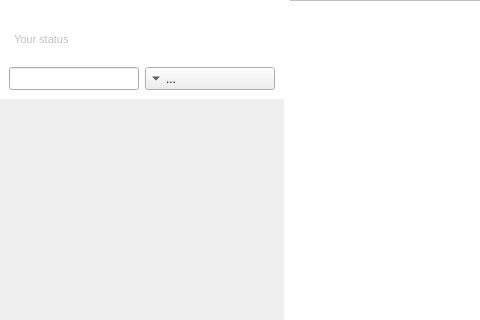
Before: the Qt Designer form src/mainwindow.ui in qTox/qTox, drawn with Qt 5; both pictures show x 0 to 480 and y 0 to 320 of the 775 by 537 pixel window.
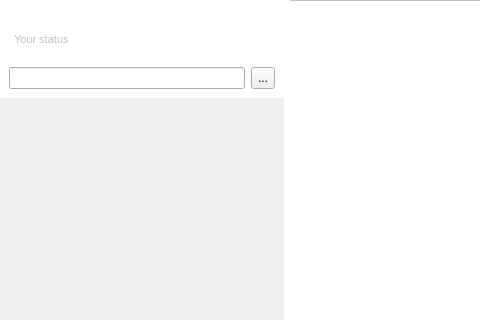
After: the same form once the commit is applied. Icons and pictures are not drawn. Custom widgets are drawn as their Qt base class.

What changed in the file:
```diff
--- a/src/mainwindow.ui
+++ b/src/mainwindow.ui
@@ -1022,7 +1022,7 @@
              <item>
               <widget class="QLineEdit" name="searchContactText">
                <property name="sizePolicy">
-                <sizepolicy hsizetype="MinimumExpanding" vsizetype="Preferred">
+                <sizepolicy hsizetype="Ignored" vsizetype="Preferred">
                  <horstretch>0</horstretch>
                  <verstretch>0</verstretch>
                 </sizepolicy>
@@ -1032,7 +1032,7 @@
              <item>
               <widget class="QToolButton" name="searchContactFilterBox">
                <property name="sizePolicy">
-                <sizepolicy hsizetype="MinimumExpanding" vsizetype="Preferred">
+                <sizepolicy hsizetype="Fixed" vsizetype="Preferred">
                  <horstretch>0</horstretch>
                  <verstretch>0</verstretch>
                 </sizepolicy>
@@ -1047,7 +1047,7 @@
                 <enum>Qt::ToolButtonTextBesideIcon</enum>
                </property>
                <property name="arrowType">
-                <enum>Qt::DownArrow</enum>
+                <enum>Qt::NoArrow</enum>
                </property>
               </widget>
              </item>
@@ -1084,7 +1084,7 @@
             <rect>
              <x>0</x>
              <y>0</y>
-             <width>292</width>
+             <width>284</width>
              <height>353</height>
             </rect>
            </property>
```
